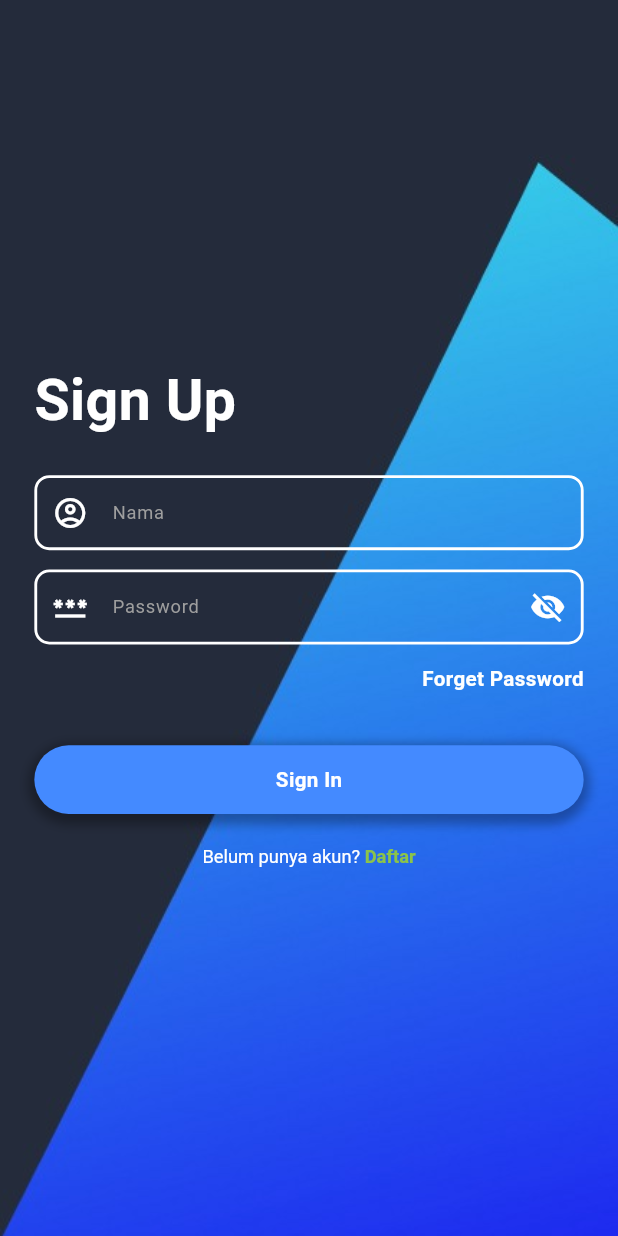
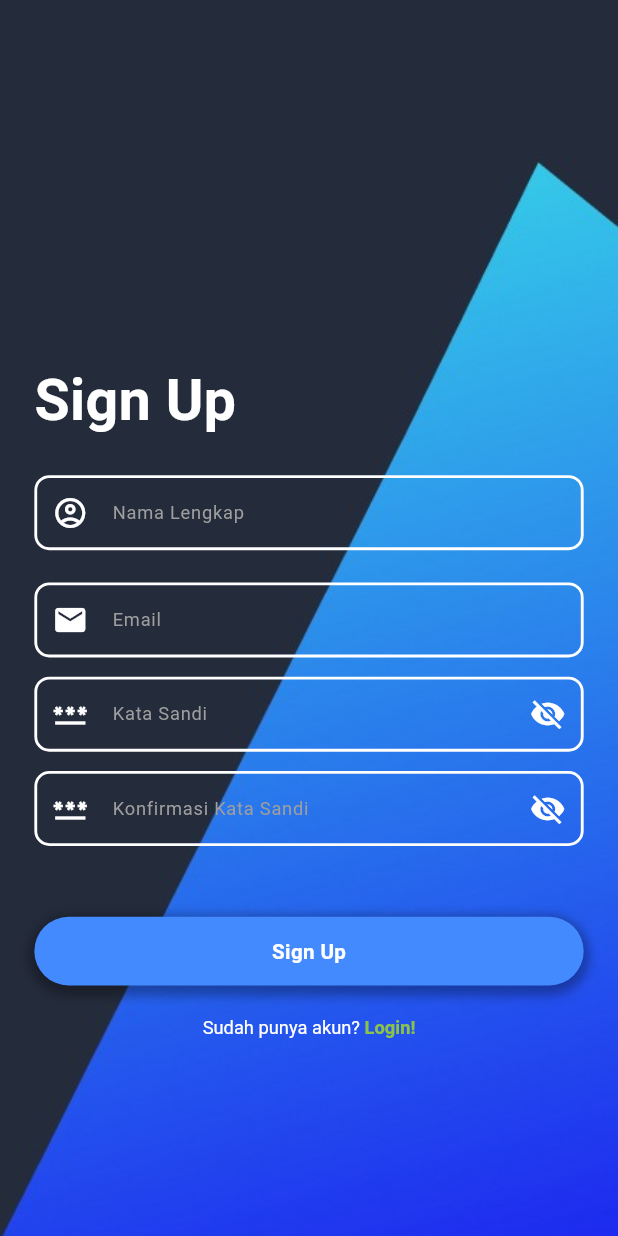
Before and after one commit to Ganjarganda/project_magang, a Flutter app: the RegisterScreen screen opened by its route, on a phone screen of 412 x 824 dp. Run offline on Flutter 3.47's test engine with Material 3 defaults, Android fonts, the phone set to English and light mode, and no system bars; drawn by our look-alikes of flutter_easyloading; our stand-ins replace cached_network_image, flutter_cache_manager, flutter_screenutil, get; network calls fail.

Commit message:
Update UI Register

```diff
--- a/lib/modules/auth/login_screen.dart
+++ b/lib/modules/auth/login_screen.dart
@@ -18,6 +18,7 @@ class LoginScreen extends StatefulWidget {
 
 class _LoginScreenState extends State<LoginScreen> {
   var usernameController = TextEditingController();
+  var emailController = TextEditingController();
   var passwordController = TextEditingController();
 
   final UserController _userController = Get.find();
@@ -143,12 +144,9 @@ class _LoginScreenState extends State<LoginScreen> {
                       onClick: () {
                         AppUtils().snackbarShow(
                             message:
-                            'Assalamualaikum😊😊😊 \nSelamat datang ${usernameController
-                                .text} 🙌🙌');
+                                'Assalamualaikum😊😊😊 \nSelamat datang ${usernameController.text} 🙌🙌');
                         Get.toNamed(Routes.routesBerandaScreen);
                       },
-
-
                     ),
 
                     SizedBox(
--- a/lib/modules/auth/register_screen.dart
+++ b/lib/modules/auth/register_screen.dart
@@ -17,6 +17,7 @@ class RegisterScreen extends StatefulWidget {
 
 class _RegisterScreenState extends State<RegisterScreen> {
   var usernameController = TextEditingController();
+  var emailController = TextEditingController();
   var passwordController = TextEditingController();
 
   final UserController _userController = Get.find();
@@ -72,9 +73,25 @@ class _RegisterScreenState extends State<RegisterScreen> {
                       controller: usernameController,
                       inputType: TextInputType.text,
                       secureText: false,
-                      hint: 'Nama',
+                      hint: 'Nama Lengkap',
                       prefixIcon: const Icon(
                         Icons.account_circle_outlined,
+                        color: Colors.white,
+                      ),
+                    ),
+
+                    SizedBox(
+                      height: setHeight(50),
+                    ),
+
+                    /// email or username
+                    FormInputTexfield(
+                      controller: emailController,
+                      inputType: TextInputType.text,
+                      secureText: false,
+                      hint: 'Email',
+                      prefixIcon: const Icon(
+                        Icons.mail,
                         color: Colors.white,
                       ),
                     ),
@@ -89,7 +106,7 @@ class _RegisterScreenState extends State<RegisterScreen> {
                         controller: passwordController,
                         inputType: TextInputType.visiblePassword,
                         secureText: _userController.hidePassword.value,
-                        hint: 'Password',
+                        hint: 'Kata Sandi',
                         prefixIcon: const Icon(
                           Icons.password,
                           color: Colors.white,
@@ -115,20 +132,35 @@ class _RegisterScreenState extends State<RegisterScreen> {
                       height: setHeight(30),
                     ),
 
-                    /// forget password
-                    Align(
-                      alignment: Alignment.centerRight,
-                      child: GestureDetector(
-                        onTap: () {
-                          Get.toNamed(Routes.routeForgetPasword);
-                        },
-                        child: Text(
-                          'Forget Password',
-                          style: styleTitle.copyWith(
+                    Obx(
+                      () => FormInputTexfield(
+                        controller: passwordController,
+                        inputType: TextInputType.visiblePassword,
+                        secureText: _userController.hidePassword.value,
+                        hint: 'Konfirmasi Kata Sandi',
+                        prefixIcon: const Icon(
+                          Icons.password,
+                          color: Colors.white,
+                        ),
+                        suffixIcon: IconButton(
+                          onPressed: () {
+                            _userController.hidePassword.value =
+                                !_userController.hidePassword.value;
+                          },
+                          icon: Icon(
+                            _userController.hidePassword.value == true
+                                ? Icons.visibility_off
+                                : Icons.visibility,
                             color: Colors.white,
                           ),
+                          splashColor: Colors.transparent,
+                          highlightColor: Colors.transparent,
                         ),
                       ),
+                    ),
+
+                    SizedBox(
+                      height: setHeight(30),
                     ),
 
                     SizedBox(
@@ -137,7 +169,7 @@ class _RegisterScreenState extends State<RegisterScreen> {
 
                     /// button sign in
                     FormInputButton(
-                      text: 'Sign In',
+                      text: 'Sign Up',
                       onClick: () {
                         AppUtils().snackbarShow(
                           message:
@@ -153,7 +185,9 @@ class _RegisterScreenState extends State<RegisterScreen> {
                     /// button daftar
                     GestureDetector(
                       onTap: () {
-                        Get.toNamed(Routes.routeRegister);
+                        Get.toNamed(
+                          Routes.routeLogin,
+                        );
                       },
                       child: Center(
                         child: RichText(
@@ -161,13 +195,13 @@ class _RegisterScreenState extends State<RegisterScreen> {
                           text: TextSpan(
                             children: [
                               TextSpan(
-                                  text: 'Belum punya akun?',
+                                  text: 'Sudah punya akun?',
                                   style: styleSubtitle.copyWith(
                                     fontSize: setFontSize(32),
                                     color: Colors.white,
                                   )),
                               TextSpan(
-                                  text: ' Daftar',
+                                  text: ' Login!',
                                   style: styleTitle.copyWith(
                                       fontSize: setFontSize(32),
                                       color: Colors.lightGreen,
--- a/lib/modules/beranda/beranda_screen.dart
+++ b/lib/modules/beranda/beranda_screen.dart
@@ -4,7 +4,7 @@ class BerandaScreen extends StatelessWidget {
   const BerandaScreen({super.key});
 
   @override
-  Widget  build(BuildContext context) {
+  Widget build(BuildContext context) {
     return Scaffold(
       appBar: AppBar(
         title: Text('Beranda Berita'),
--- a/lib/routes/app_routes.dart
+++ b/lib/routes/app_routes.dart
@@ -25,7 +25,7 @@ appRoutes() => [
       GetPage(
         name: Routes.routeLogin,
         page: () => const LoginScreen(),
-        transition: Transition.fade,
+        transition: Transition.fadeIn,
       ),
 
       /// forget password
@@ -46,7 +46,6 @@ appRoutes() => [
       GetPage(
         name: Routes.routesBerandaScreen,
         page: () => BerandaScreen(),
-        transition: Transition.fade,
+        transition: Transition.rightToLeftWithFade,
       ),
-
     ];
```
